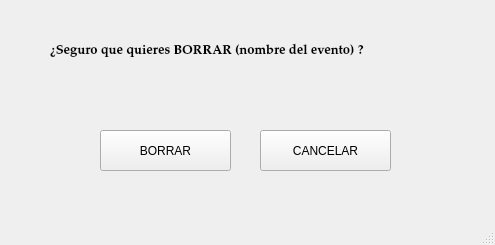
Old version of the form src/ui/BorrarEvento.ui in the repository IvanJesusCorbalanPascual/Gestor-de-Eventos.
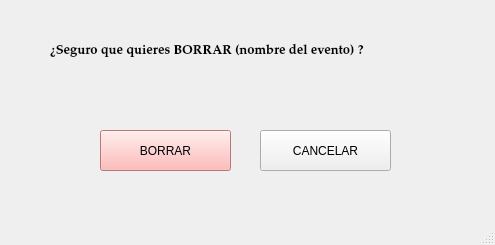
New version of the form.

Patch:
```diff
--- a/src/ui/BorrarEvento.ui
+++ b/src/ui/BorrarEvento.ui
@@ -44,6 +44,11 @@
       <height>41</height>
      </rect>
     </property>
+    <property name="styleSheet">
+     <string notr="true">QWidget {
+    background-color: rgb(255, 168, 165); /* Un rojo pastel o rosa muy claro */
+}</string>
+    </property>
     <property name="text">
      <string>BORRAR</string>
     </property>
```
